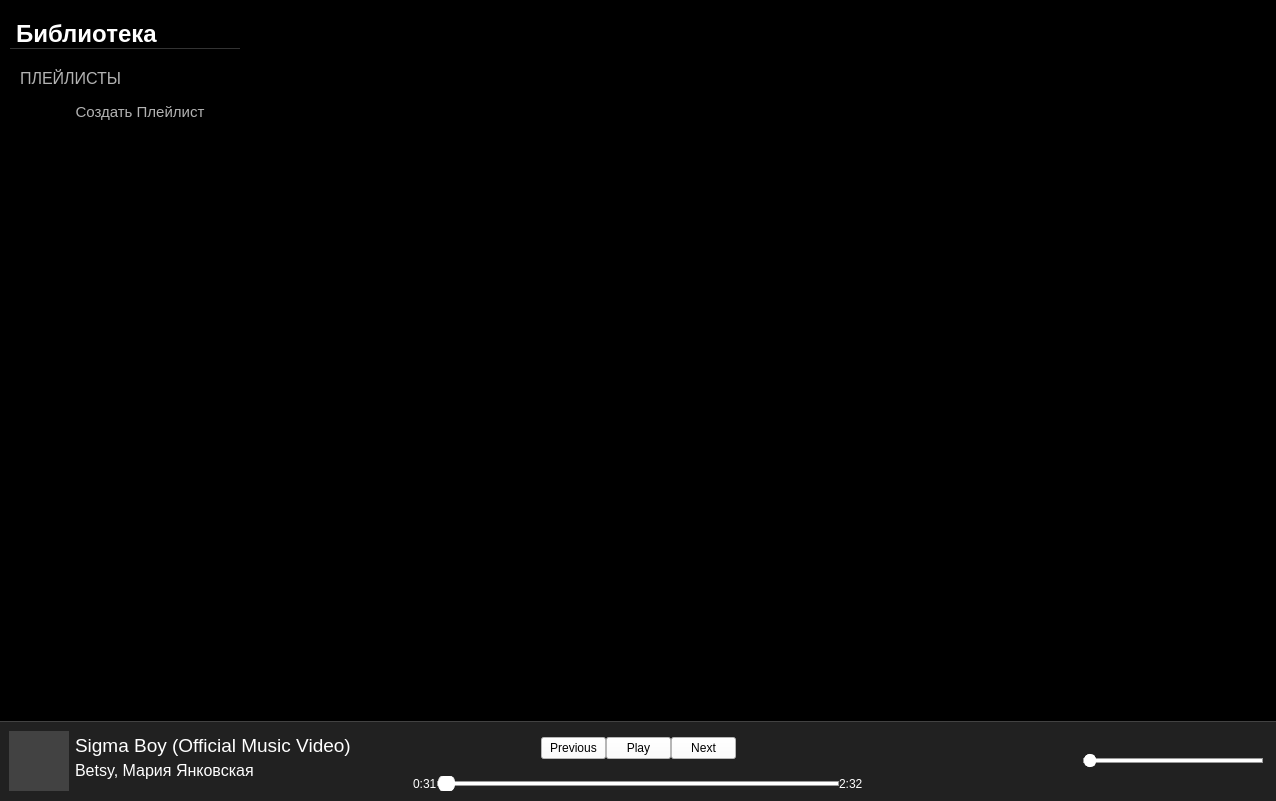
Stalker72742/MusicPlayer, file Source/UI/Windows/MainWindow/mainwindow.ui: the form before one commit.
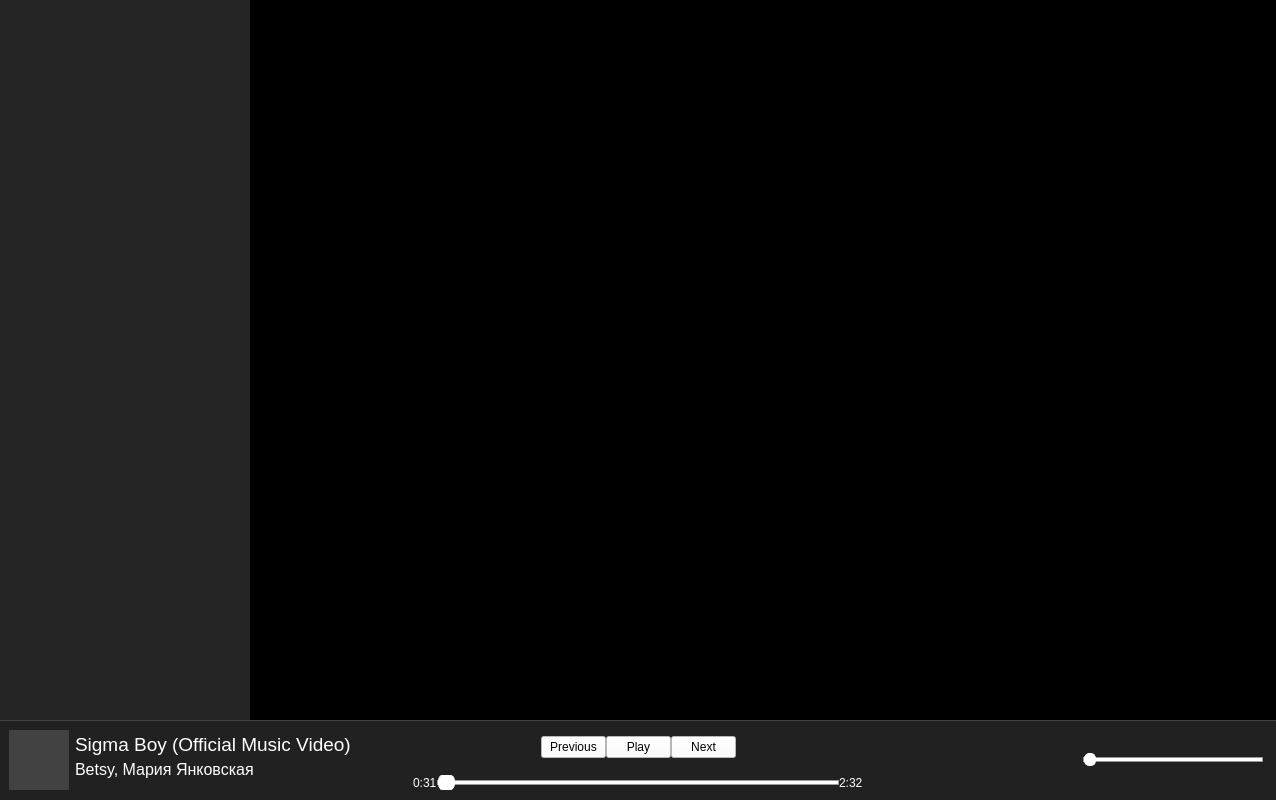
The form after the commit.

```diff
--- a/Source/UI/Windows/MainWindow/mainwindow.ui
+++ b/Source/UI/Windows/MainWindow/mainwindow.ui
@@ -7,7 +7,7 @@
     <x>0</x>
     <y>0</y>
     <width>1276</width>
-    <height>801</height>
+    <height>800</height>
    </rect>
   </property>
   <property name="windowTitle">
@@ -73,10 +73,7 @@
           </size>
          </property>
          <property name="styleSheet">
-          <string notr="true">background-color: rgba(12, 12, 12, 0);
-background-color: qlineargradient(spread:pad, x1:0, y1:0, x2:1, y2:0, 
-stop:0 #212121, 
-stop:1 #424242);</string>
+          <string notr="true">background-color: #252525;</string>
          </property>
          <layout class="QVBoxLayout" name="verticalLayout_6">
           <property name="leftMargin">
@@ -96,192 +93,6 @@
             <property name="spacing">
              <number>0</number>
             </property>
-            <item>
-             <widget class="QWidget" name="widget_7" native="true">
-              <property name="sizePolicy">
-               <sizepolicy hsizetype="Preferred" vsizetype="Fixed">
-                <horstretch>0</horstretch>
-                <verstretch>0</verstretch>
-               </sizepolicy>
-              </property>
-              <property name="minimumSize">
-               <size>
-                <width>0</width>
-                <height>40</height>
-               </size>
-              </property>
-              <layout class="QVBoxLayout" name="verticalLayout_7">
-               <property name="leftMargin">
-                <number>10</number>
-               </property>
-               <property name="topMargin">
-                <number>0</number>
-               </property>
-               <property name="rightMargin">
-                <number>10</number>
-               </property>
-               <property name="bottomMargin">
-                <number>0</number>
-               </property>
-               <item>
-                <spacer name="verticalSpacer">
-                 <property name="orientation">
-                  <enum>Qt::Orientation::Vertical</enum>
-                 </property>
-                 <property name="sizeType">
-                  <enum>QSizePolicy::Policy::Fixed</enum>
-                 </property>
-                 <property name="sizeHint" stdset="0">
-                  <size>
-                   <width>20</width>
-                   <height>20</height>
-                  </size>
-                 </property>
-                </spacer>
-               </item>
-               <item>
-                <widget class="QLabel" name="label_5">
-                 <property name="font">
-                  <font>
-                   <pointsize>18</pointsize>
-                   <bold>true</bold>
-                  </font>
-                 </property>
-                 <property name="styleSheet">
-                  <string notr="true">color: rgb(255, 255, 255);
-background-color: rgba(255, 255, 255, 0);
-border-bottom: 1px solid #333;</string>
-                 </property>
-                 <property name="text">
-                  <string>Библиотека</string>
-                 </property>
-                </widget>
-               </item>
-              </layout>
-             </widget>
-            </item>
-            <item>
-             <widget class="QWidget" name="widget_8" native="true">
-              <property name="sizePolicy">
-               <sizepolicy hsizetype="Preferred" vsizetype="Fixed">
-                <horstretch>0</horstretch>
-                <verstretch>0</verstretch>
-               </sizepolicy>
-              </property>
-              <property name="minimumSize">
-               <size>
-                <width>0</width>
-                <height>35</height>
-               </size>
-              </property>
-              <layout class="QVBoxLayout" name="verticalLayout_8">
-               <property name="leftMargin">
-                <number>20</number>
-               </property>
-               <property name="topMargin">
-                <number>0</number>
-               </property>
-               <property name="rightMargin">
-                <number>0</number>
-               </property>
-               <property name="bottomMargin">
-                <number>0</number>
-               </property>
-               <item>
-                <spacer name="verticalSpacer_2">
-                 <property name="orientation">
-                  <enum>Qt::Orientation::Vertical</enum>
-                 </property>
-                 <property name="sizeType">
-                  <enum>QSizePolicy::Policy::Fixed</enum>
-                 </property>
-                 <property name="sizeHint" stdset="0">
-                  <size>
-                   <width>20</width>
-                   <height>20</height>
-                  </size>
-                 </property>
-                </spacer>
-               </item>
-               <item>
-                <widget class="QLabel" name="PlaylistsLabel">
-                 <property name="font">
-                  <font>
-                   <pointsize>12</pointsize>
-                   <bold>false</bold>
-                  </font>
-                 </property>
-                 <property name="styleSheet">
-                  <string notr="true">color: #b3b3b3;</string>
-                 </property>
-                 <property name="text">
-                  <string>ПЛЕЙЛИСТЫ</string>
-                 </property>
-                </widget>
-               </item>
-               <item>
-                <layout class="QHBoxLayout" name="horizontalLayout_8">
-                 <property name="leftMargin">
-                  <number>10</number>
-                 </property>
-                 <property name="topMargin">
-                  <number>0</number>
-                 </property>
-                 <property name="rightMargin">
-                  <number>0</number>
-                 </property>
-                 <property name="bottomMargin">
-                  <number>0</number>
-                 </property>
-                 <item>
-                  <widget class="QPushButton" name="createPlaylistButton">
-                   <property name="sizePolicy">
-                    <sizepolicy hsizetype="Preferred" vsizetype="Fixed">
-                     <horstretch>0</horstretch>
-                     <verstretch>0</verstretch>
-                    </sizepolicy>
-                   </property>
-                   <property name="minimumSize">
-                    <size>
-                     <width>0</width>
-                     <height>35</height>
-                    </size>
-                   </property>
-                   <property name="font">
-                    <font>
-                     <pointsize>11</pointsize>
-                    </font>
-                   </property>
-                   <property name="styleSheet">
-                    <string notr="true">QPushButton:hover {
-   background-color: #282828;
-   color: #ffffff;
-}
-
-QPushButton:default {
-    background-color: rgba(255, 255, 255, 0);
-	color: rgb(179, 179, 179);
-	border: px1 solid #b3b3b3;
-	border-radius: 4px;
-}
-
-QPushButton {
-    background-color: rgba(255, 255, 255, 0);
-	color: rgb(179, 179, 179);
-	border: px1 solid #b3b3b3;
-	border-radius: 4px;
-}</string>
-                   </property>
-                   <property name="text">
-                    <string>Создать Плейлист</string>
-                   </property>
-                  </widget>
-                 </item>
-                </layout>
-               </item>
-              </layout>
-             </widget>
-            </item>
             <item>
              <widget class="QScrollArea" name="mediatekaScrollArea">
               <property name="widgetResizable">
@@ -296,7 +107,7 @@
                  <x>0</x>
                  <y>0</y>
                  <width>248</width>
-                 <height>569</height>
+                 <height>718</height>
                 </rect>
                </property>
               </widget>
@@ -390,7 +201,7 @@
                     <x>0</x>
                     <y>0</y>
                     <width>970</width>
-                    <height>710</height>
+                    <height>709</height>
                    </rect>
                   </property>
                  </widget>
```
